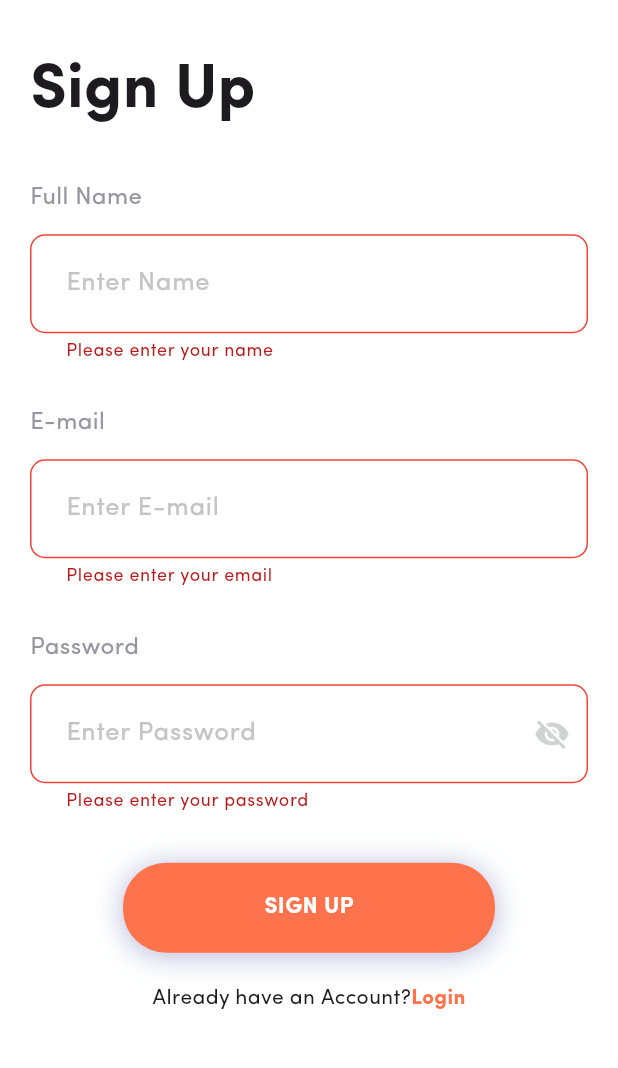
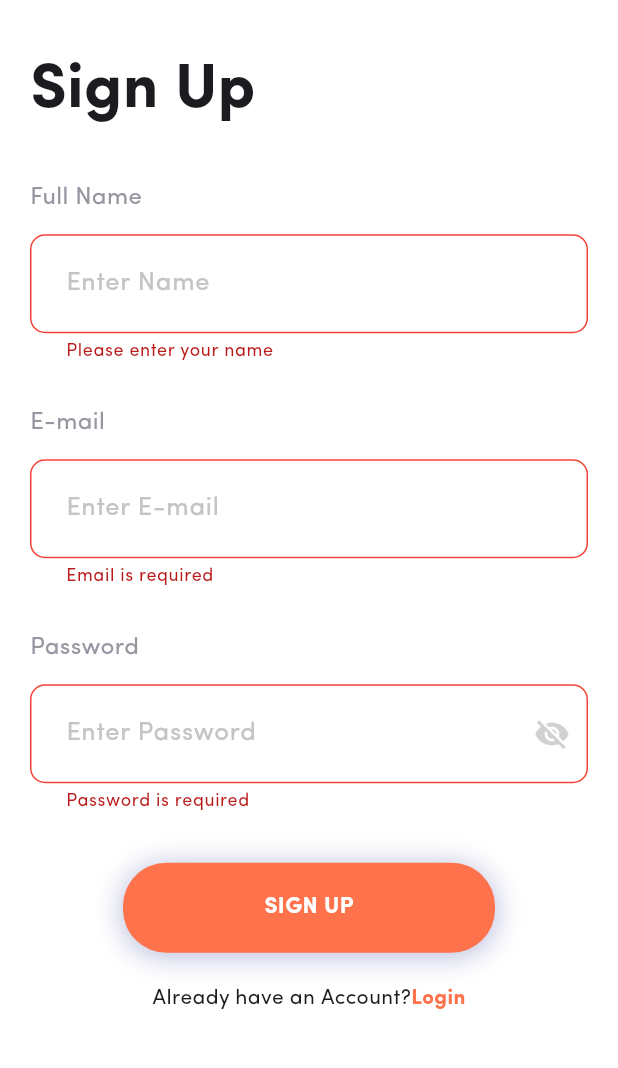
Before and after one commit to Sahil231102/FoodHub_User, a Flutter app: the SignupScreen screen opened directly, after a tap on "SIGN UP", on a phone screen of 412 x 824 dp, the part 113-1181 px from its top. Run offline on Flutter 3.47's test engine with Material 3 defaults, Android fonts, the phone set to English and light mode, and no system bars; our stand-ins replace cloud_firestore, firebase_auth, firebase_core, get; missing offline and left inert: dart:ffi; accounts and stored records are empty.

Commit message:
Add Snackbar

```diff
--- a/lib/services/firebase_services.dart
+++ b/lib/services/firebase_services.dart
@@ -8,6 +8,6 @@ class FirebaseCollectionNAmes {
 class FirebaseServices {
   static FirebaseAuth firebaseAuth = FirebaseAuth.instance;
 
-  static CollectionReference<Map<String, dynamic>> firebaseFirestore =
+  static CollectionReference<Map<String, dynamic>> useFirestore =
       FirebaseFirestore.instance.collection(FirebaseCollectionNAmes.user);
 }
--- /dev/null
+++ b/lib/services/validator.dart
@@ -0,0 +1,49 @@
+class AppValidator {
+  static String? validateEmail(String? value) {
+    String pattern = r'^[a-zA-Z0-9._%+-]+@[a-zA-Z0-9.-]+\.[a-zA-Z]{2,}$';
+    RegExp regExp = RegExp(pattern);
+
+    if (value == null || value.isEmpty) {
+      return 'Email is required';
+    } else if (!regExp.hasMatch(value)) {
+      return 'Enter a valid email';
+    }
+    return null;
+  }
+
+  static String? validateName(String? value) {
+    String pattern = r'^[a-zA-Z\s]+$';
+    RegExp regExp = RegExp(pattern);
+
+    if (value == null || value.isEmpty) {
+      return 'Name is required';
+    } else if (!regExp.hasMatch(value)) {
+      return 'Name should only contain alphabets and spaces';
+    }
+    return null;
+  }
+
+  static String? validatePhoneNumber(String? value) {
+    String pattern = r'^[6-9][0-9]{9}$';
+    RegExp regExp = RegExp(pattern);
+
+    if (value == null || value.isEmpty) {
+      return 'Phone number is required';
+    } else if (!regExp.hasMatch(value)) {
+      return 'Enter a valid Indian phone number (starting with 6,7,8,9)';
+    }
+    return null;
+  }
+
+  static String? validatePassword(String? value) {
+    String pattern = r'^(?=.*[a-z])(?=.*[A-Z])(?=.*\d)(?=.*[@$!%*?&])[A-Za-z\d@$!%*?&]{8,}$';
+    RegExp regExp = RegExp(pattern);
+
+    if (value == null || value.isEmpty) {
+      return 'Password is required';
+    } else if (!regExp.hasMatch(value)) {
+      return 'Password must be at least 8 characters long, include one uppercase letter, one lowercase letter, one digit, and one special character';
+    }
+    return null;
+  }
+}
--- a/lib/view/auth/signup_screen.dart
+++ b/lib/view/auth/signup_screen.dart
@@ -1,9 +1,10 @@
 import 'package:flutter/material.dart';
-import 'package:food_hub_user/View/login_screen.dart';
 import 'package:food_hub_user/const/Icons.dart';
 import 'package:food_hub_user/const/colors.dart';
 import 'package:food_hub_user/const/images.dart';
 import 'package:food_hub_user/controller/signup_controller.dart';
+import 'package:food_hub_user/services/validator.dart';
+import 'package:food_hub_user/view/auth/login_screen.dart';
 import 'package:food_hub_user/view/widget/auth_comman_button.dart';
 import 'package:food_hub_user/view/widget/common_text_field.dart';
 import 'package:food_hub_user/view/widget/sized_box.dart';
@@ -63,9 +64,7 @@ class _SignupScreenState extends State<SignupScreen> {
                             const Text(
                               "Sign Up",
                               style: TextStyle(
-                                  fontSize: 42,
-                                  fontFamily: "sp",
-                                  fontWeight: FontWeight.bold),
+                                  fontSize: 42, fontFamily: "sp", fontWeight: FontWeight.bold),
                             ),
                             31.sizeHeight,
                             CommonTextField(
@@ -83,12 +82,7 @@ class _SignupScreenState extends State<SignupScreen> {
                             CommonTextField(
                               labelText: "E-mail",
                               hintText: "Enter E-mail",
-                              validator: (value) {
-                                if (value == null || value.isEmpty) {
-                                  return "Please enter your email";
-                                }
-                                return null;
-                              },
+                              validator: (p0) => AppValidator.validateEmail(p0),
                               controller: emailController,
                             ),
                             29.sizeHeight,
@@ -96,14 +90,8 @@ class _SignupScreenState extends State<SignupScreen> {
                               return CommonTextField(
                                 labelText: "Password",
                                 hintText: "Enter Password",
-                                obscureText:
-                                    !_signupController.isPasswordVisible.value,
-                                validator: (value) {
-                                  if (value == null || value.isEmpty) {
-                                    return "Please enter your password";
-                                  }
-                                  return null;
-                                },
+                                obscureText: !_signupController.isPasswordVisible.value,
+                                validator: (p0) => AppValidator.validatePassword(p0),
                                 controller: passwordController,
                                 suffixIcon: IconButton(
                                     icon: Icon(
@@ -112,8 +100,7 @@ class _SignupScreenState extends State<SignupScreen> {
                                           : AppIcons.visibility_off,
                                     ),
                                     color: AppColors.iconColor,
-                                    onPressed: _signupController
-                                        .togglePasswordVisibility),
+                                    onPressed: _signupController.togglePasswordVisibility),
                               );
                             }),
                             33.sizeHeight,
--- /dev/null
+++ b/lib/view/widget/app_snackbar.dart
@@ -0,0 +1,52 @@
+import 'package:flutter/material.dart';
+import 'package:get/get.dart';
+
+class AppSnackbar {
+  // Private constructor to prevent instantiation
+  AppSnackbar._();
+
+  /// Shows a success snackbar
+  static void showSuccess({required String message, String? title}) {
+    _showSnackbar(
+      message: message,
+      title: title ?? 'Success',
+      backgroundColor: Colors.green,
+      icon: Icons.check_circle,
+    );
+  }
+
+  /// Shows an error snackbar
+  static void showError({required String message, String? title}) {
+    _showSnackbar(
+      message: message,
+      title: title ?? 'Error',
+      backgroundColor: Colors.red,
+      icon: Icons.error,
+    );
+  }
+
+  /// Private method to configure and show the snackbar
+  static void _showSnackbar({
+    required String message,
+    required String title,
+    required Color backgroundColor,
+    required IconData icon,
+  }) {
+    Get.snackbar(
+      title,
+      message,
+      snackPosition: SnackPosition.TOP,
+      backgroundColor: backgroundColor,
+      colorText: Colors.white,
+      borderRadius: 8.0,
+      margin: const EdgeInsets.symmetric(horizontal: 16.0, vertical: 10.0),
+      icon: Icon(
+        icon,
+        color: Colors.white,
+      ),
+      duration: const Duration(seconds: 3),
+      isDismissible: true,
+      forwardAnimationCurve: Curves.easeOutBack,
+    );
+  }
+}
--- a/lib/view/widget/auth_comman_button.dart
+++ b/lib/view/widget/auth_comman_button.dart
@@ -5,7 +5,8 @@ import 'package:food_hub_user/const/text_style.dart';
 class AuthCommanButton extends StatelessWidget {
   final void Function()? onTap;
   final String text;
-  const AuthCommanButton({super.key, required this.text, this.onTap});
+  final bool isLoading;
+  const AuthCommanButton({super.key, required this.text, this.onTap, this.isLoading = false});
 
   @override
   Widget build(BuildContext context) {
@@ -26,7 +27,11 @@ class AuthCommanButton extends StatelessWidget {
                     offset: Offset(0, 2))
               ]),
           child: Center(
-            child: Text(
+            child: isLoading
+                ? CircularProgressIndicator(
+                    backgroundColor: AppColors.white,
+                  )
+                : Text(
                     text ?? "",
                     style: AppTextStyle.w700(
                       color: AppColors.buttonTextColor,
```
Also changed, not shown: lib/controller/login_controller.dart (+65 -37 lines), lib/controller/send_reset_password_email.dart (+4 -22 lines), lib/controller/signup_controller.dart (+15 -62 lines), lib/main.dart (+1 -7 lines), lib/view/auth/login_screen.dart (+20 -21 lines), lib/view/auth/reset_password_screen.dart (+10 -16 lines), lib/view/auth/splash_screen.dart (+3 -5 lines), lib/view/auth/welcome_screen.dart (+5 -9 lines), lib/view/home/home_screen.dart (+6 -13 lines), lib/view/home/side_menu.dart (+5 -9 lines), lib/view/widget/common_text_field.dart (+3 -6 lines), lib/firebase_options.dart. Lines whose indentation alone changed are shown as unchanged.
